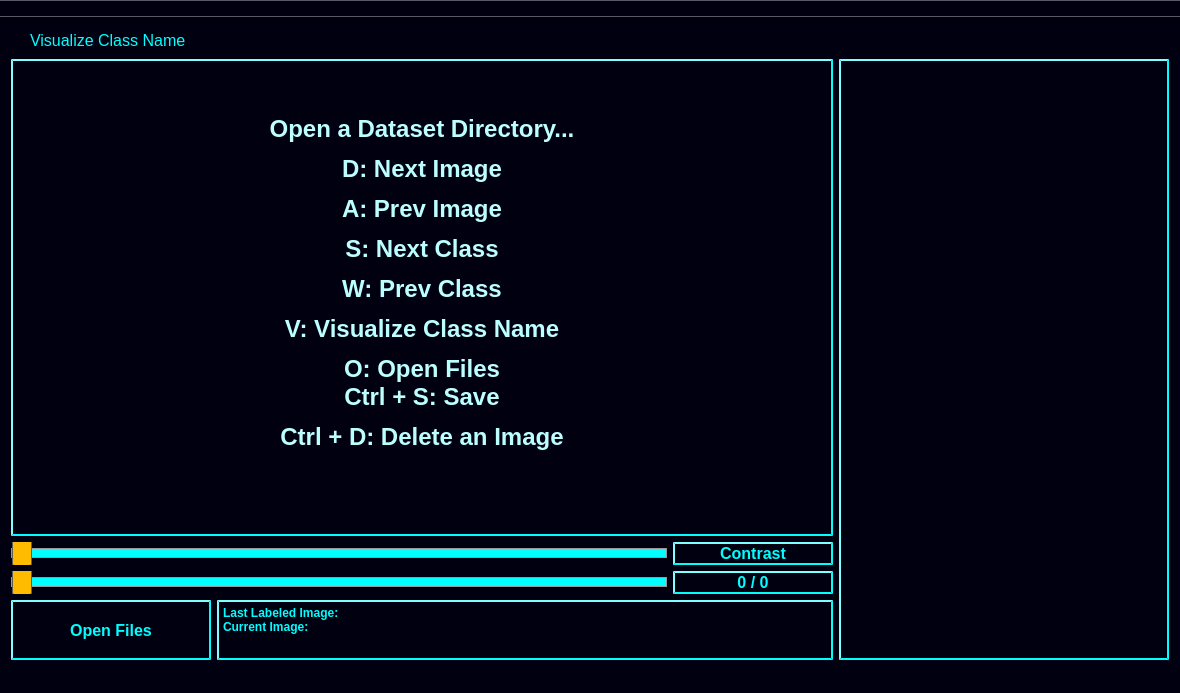
Before: the Qt Designer form mainwindow.ui in developer0hye/Yolo_Label, drawn with Qt 5.
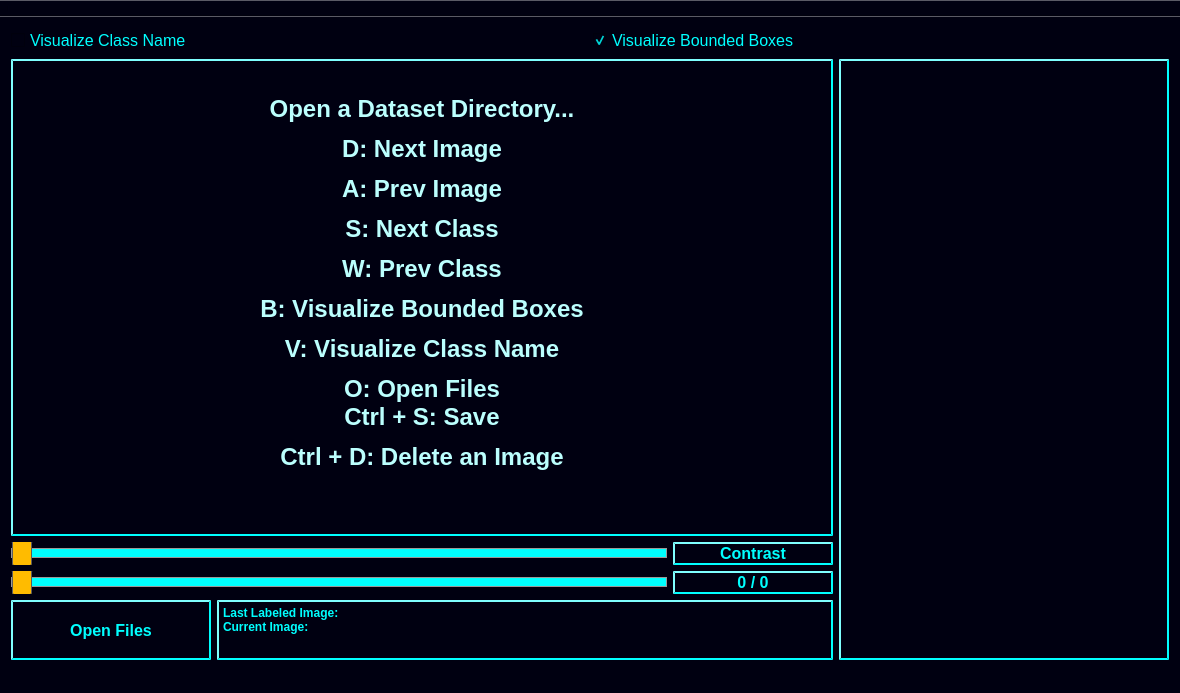
After: the same form once the commit is applied. Custom widgets are drawn as their Qt base class.

Commit message: feat: add option to hide bounding boxes

```diff
--- a/mainwindow.ui
+++ b/mainwindow.ui
@@ -107,7 +107,7 @@
            <number>3</number>
           </property>
           <property name="text">
-           <string>&lt;html&gt;&lt;head/&gt;&lt;body&gt;&lt;p&gt;Open a Dataset Directory...&lt;/p&gt;&lt;p&gt;D: Next Image&lt;/p&gt;&lt;p&gt;A: Prev Image&lt;/p&gt;&lt;p&gt;S: Next Class&lt;/p&gt;&lt;p&gt;W: Prev Class&lt;/p&gt;&lt;p&gt;V: Visualize Class Name&lt;/p&gt;&lt;p&gt;O: Open Files&lt;br/&gt;Ctrl + S: Save&lt;/p&gt;&lt;p&gt;Ctrl + D: Delete an Image&lt;br/&gt;&lt;/p&gt;&lt;/body&gt;&lt;/html&gt;</string>
+           <string>&lt;html&gt;&lt;head/&gt;&lt;body&gt;&lt;p&gt;Open a Dataset Directory...&lt;/p&gt;&lt;p&gt;D: Next Image&lt;/p&gt;&lt;p&gt;A: Prev Image&lt;/p&gt;&lt;p&gt;S: Next Class&lt;/p&gt;&lt;p&gt;W: Prev Class&lt;/p&gt;&lt;p&gt;B: Visualize Bounded Boxes&lt;/p&gt;&lt;p&gt;V: Visualize Class Name&lt;/p&gt;&lt;p&gt;O: Open Files&lt;br/&gt;Ctrl + S: Save&lt;/p&gt;&lt;p&gt;Ctrl + D: Delete an Image&lt;br/&gt;&lt;/p&gt;&lt;/body&gt;&lt;/html&gt;</string>
           </property>
           <property name="scaledContents">
            <bool>true</bool>
@@ -600,6 +600,31 @@
         </property>
        </widget>
       </item>
+            <item>
+             <widget class="QCheckBox" name="checkBox_visualize_bounded_boxes">
+                <property name="font">
+                 <font>
+                    <family>Arial</family>
+                    <pointsize>12</pointsize>
+                    <underline>false</underline>
+                    <strikeout>false</strikeout>
+                 </font>
+                </property>
+                <property name="checked">
+                 <bool>true</bool>
+                </property>
+                <property name="styleSheet">
+                 <string notr="true">color : rgb(0, 255, 255);
+</string>
+                </property>
+                <property name="text">
+                 <string>Visualize Bounded Boxes</string>
+                </property>
+                <property name="shortcut">
+                 <string>B</string>
+                </property>
+             </widget>
+            </item>
      </layout>
     </item>
    </layout>
```
The commit also changes 4 other files.
